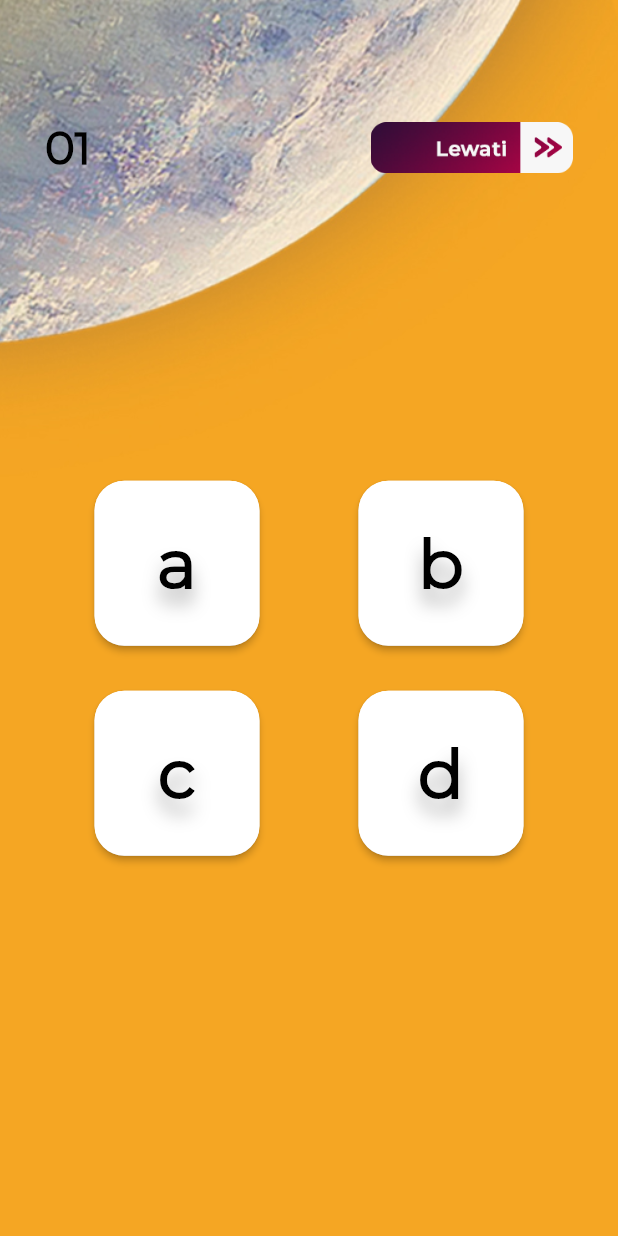
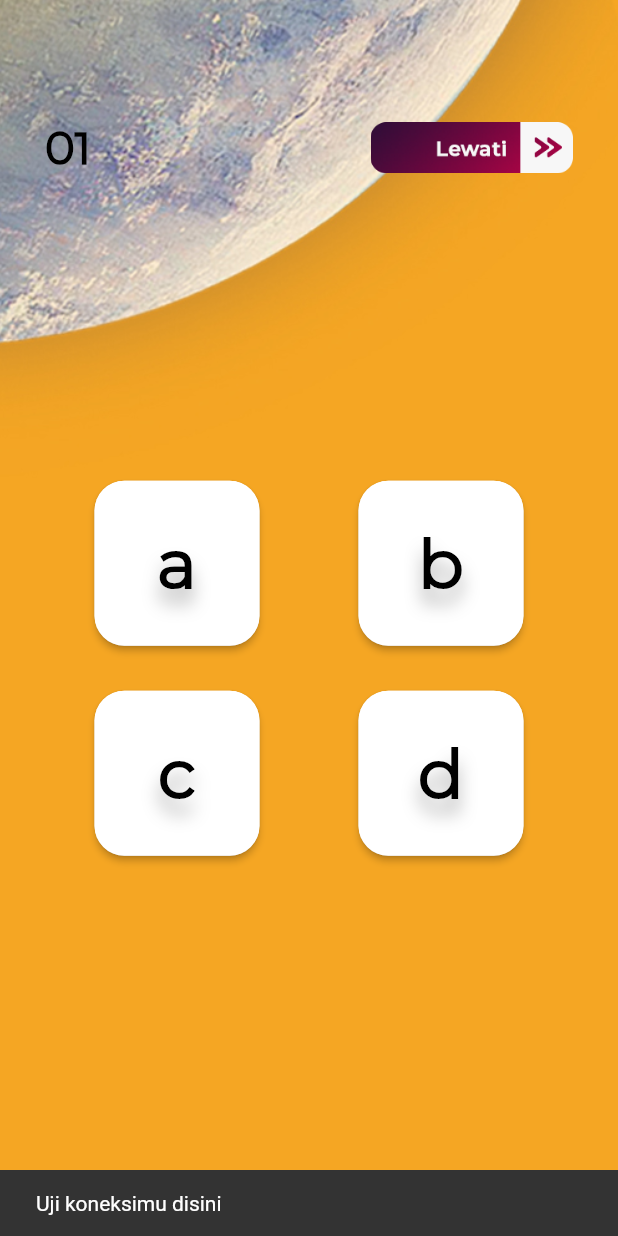
Before and after one commit to fauzanafism/metrik2019_flutter, a Flutter app: the HomePage screen opened directly, after a tap on "Uji Coba", on a phone screen of 412 x 824 dp. Run offline on Flutter 3.47's test engine with Material 2 defaults, Android fonts, the phone set to English and light mode, and no system bars; our stand-ins replace bloc, equatable, firebase_auth, firebase_core, flutter_bloc; accounts and stored records are empty.

Commit message:
added snackbar to UjiCoba button

```diff
--- a/lib/ui/home_page.dart
+++ b/lib/ui/home_page.dart
@@ -51,6 +51,8 @@ class HomePage extends StatelessWidget {
                           shape: RoundedRectangleBorder(
                               borderRadius: BorderRadius.circular(30))),
                       onPressed: () {
+                        ScaffoldMessenger.of(context).showSnackBar(
+                            SnackBar(content: Text('Uji koneksimu disini')));
                         Navigator.push(context,
                             MaterialPageRoute(builder: (context) {
                           return SoalPage(5);
```
